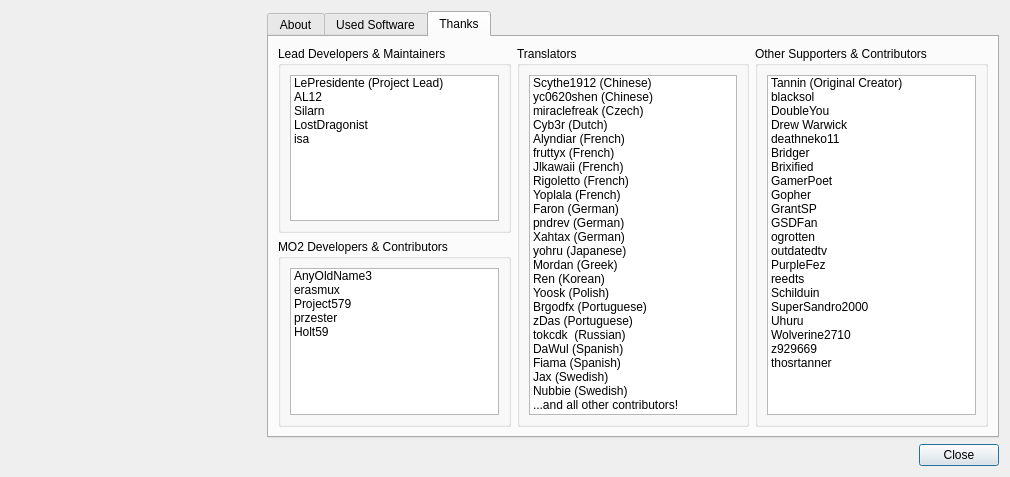
Holt59/mo2-merge, file modorganizer/src/aboutdialog.ui: the form before one commit.
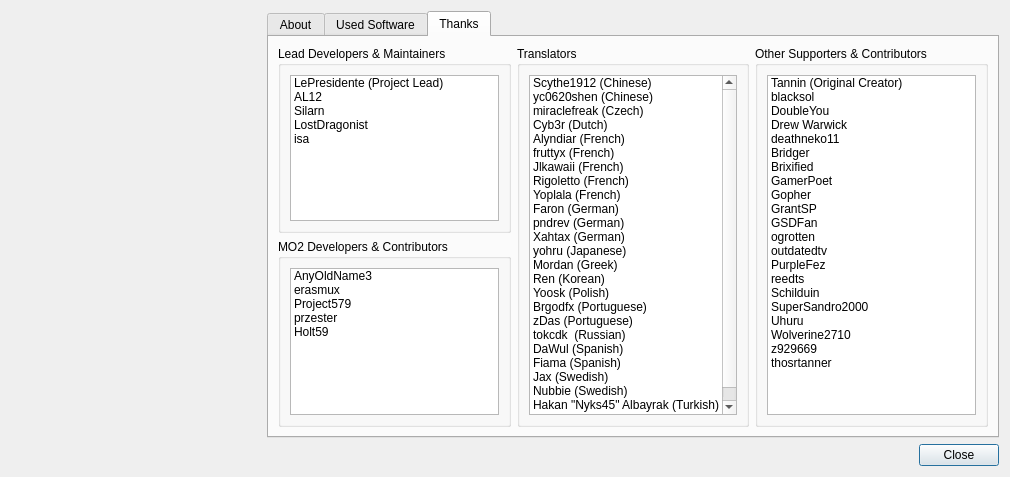
The form after the commit. The open tabs and pages were chosen to show the change. Icons and pictures are not drawn. Custom widgets are drawn as their Qt base class.

Commit message: [modorganizer] added turkish translator

```diff
--- a/modorganizer/src/aboutdialog.ui
+++ b/modorganizer/src/aboutdialog.ui
@@ -395,6 +395,11 @@
                 <string>Nubbie (Swedish)</string>
                </property>
               </item>
+              <item>
+               <property name="text">
+                <string notr="true">Hakan &quot;Nyks45&quot; Albayrak (Turkish)</string>
+               </property>
+              </item>
               <item>
                <property name="text">
                 <string>...and all other contributors!</string>
```
